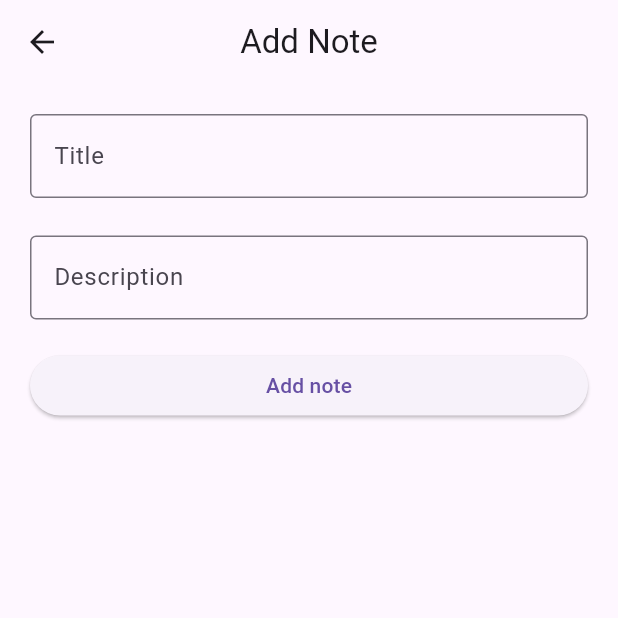
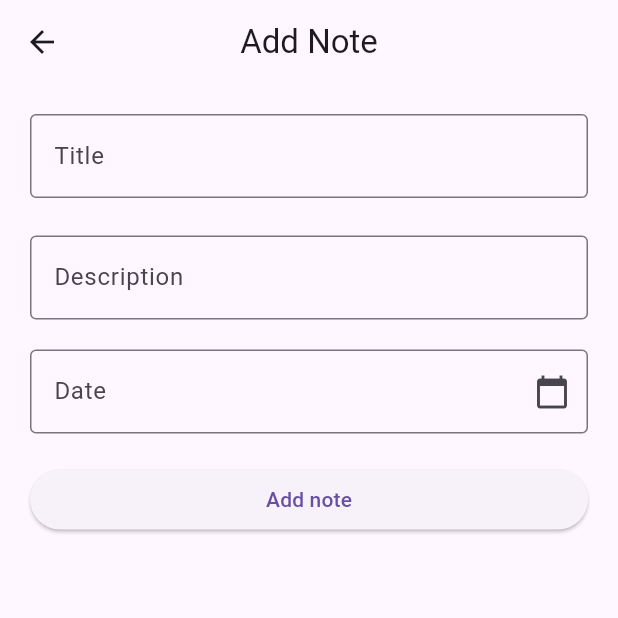
Before and after one commit to destroxer05/supabase_notes-main, a Flutter app: the AddNoteView screen opened by its route, on a phone screen of 412 x 824 dp, the top half of it. Run offline on Flutter 3.47's test engine with Material 3 defaults, Android fonts, the phone set to English and light mode, and no system bars; our stand-ins replace flutter_dotenv, get, supabase_flutter; accounts and stored records are empty.

Commit message:
date añadido

```diff
--- a/lib/app/data/models/notes_model.dart
+++ b/lib/app/data/models/notes_model.dart
@@ -4,8 +4,9 @@ class Notes {
   String? title;
   String? description;
   String? createdAt;
+  DateTime? date;
 
-  Notes({this.id, this.userId, this.title, this.description, this.createdAt});
+  Notes({this.id, this.userId, this.title, this.description, this.createdAt, this.date});
 
   Notes.fromJson(Map<String, dynamic> json) {
     id = json['id'];
@@ -13,6 +14,7 @@ class Notes {
     title = json['title'];
     description = json['description'];
     createdAt = json['created_at'];
+    date = DateTime.parse(json['date']);
   }
 
   Map<String, dynamic> toJson() {
@@ -22,6 +24,7 @@ class Notes {
     data['title'] = title;
     data['description'] = description;
     data['created_at'] = createdAt;
+    data['date'] = date?.toIso8601String();
     return data;
   }
 
--- a/lib/app/modules/add_note/controllers/add_note_controller.dart
+++ b/lib/app/modules/add_note/controllers/add_note_controller.dart
@@ -7,6 +7,8 @@ class AddNoteController extends GetxController {
   RxBool isHidden = true.obs;
   TextEditingController titleC = TextEditingController();
   TextEditingController descC = TextEditingController();
+  TextEditingController dateC = TextEditingController();
+
   SupabaseClient client = Supabase.instance.client;
 
   Future<bool> addNote() async {
@@ -23,6 +25,7 @@ class AddNoteController extends GetxController {
         "title": titleC.text,
         "description": descC.text,
         "created_at": DateTime.now().toIso8601String(),
+        "date": dateC.text
       });
       return true;
     } else {
--- a/lib/app/modules/add_note/views/add_note_view.dart
+++ b/lib/app/modules/add_note/views/add_note_view.dart
@@ -41,6 +41,29 @@ class AddNoteView extends GetView<AddNoteController> {
             const SizedBox(
               height: 20,
             ),
+            TextField(
+              controller: controller.dateC,
+              readOnly: true,
+              decoration: const InputDecoration(
+                labelText: "Date",
+                border: OutlineInputBorder(),
+                suffixIcon: Icon(Icons.calendar_today),
+              ),
+              onTap: () async {
+                DateTime? pickedDate = await showDatePicker(
+                  context: context,
+                  initialDate: DateTime.now(),
+                  firstDate: DateTime(2000),
+                  lastDate: DateTime(2101),
+                );
+                if (pickedDate != null) {
+                  controller.dateC.text = pickedDate.toIso8601String();
+                }
+              },
+            ),
+            const SizedBox(
+              height: 20,
+            ),
             Obx(() => ElevatedButton(
                 onPressed: () async {
                   if (controller.isLoading.isFalse) {
--- a/lib/app/modules/home/views/home_view.dart
+++ b/lib/app/modules/home/views/home_view.dart
@@ -46,7 +46,7 @@ class HomeView extends GetView<HomeController> {
                             child: Text("t${note.id}"),
                           ),
                           title: Text("title: ${note.title}"),
-                          subtitle: Text("description: ${note.description}"),
+                          subtitle: Text("description: ${note.description} - date: ${note.date}"),
                           trailing: IconButton(
                             onPressed: () async =>
                                 await controller.deleteNote(note.id!),
```
Also changed, not shown: lib/app/modules/edit_note/controllers/edit_note_controller.dart (+7 -2 lines), lib/app/modules/edit_note/views/edit_note_view.dart (+24 -0 lines).
